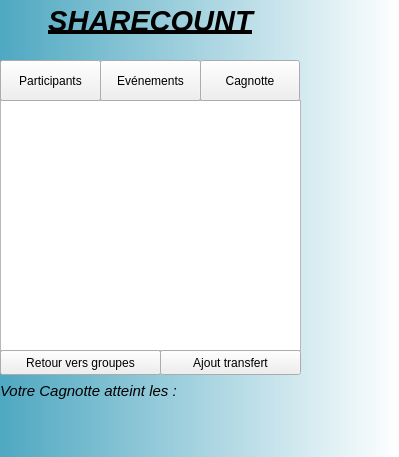
The window that cagnotte.ui (Obsywon/ShareCount) describes before a commit, drawn with Qt 5.
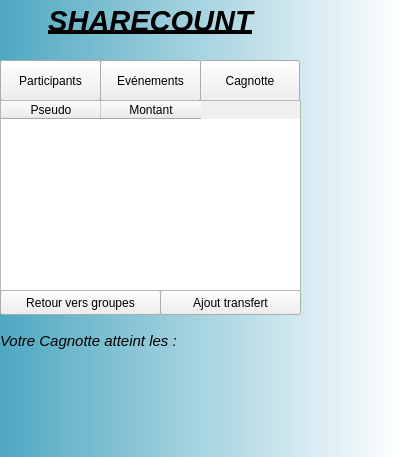
The same window after the commit.

What changed in the file:
```diff
--- a/cagnotte.ui
+++ b/cagnotte.ui
@@ -29,21 +29,11 @@
     <string/>
    </property>
   </widget>
-  <widget class="QListWidget" name="historique">
-   <property name="geometry">
-    <rect>
-     <x>0</x>
-     <y>100</y>
-     <width>301</width>
-     <height>251</height>
-    </rect>
-   </property>
-  </widget>
   <widget class="QLabel" name="txtsum">
    <property name="geometry">
     <rect>
      <x>0</x>
-     <y>380</y>
+     <y>330</y>
      <width>241</width>
      <height>21</height>
     </rect>
@@ -129,7 +119,7 @@
    <property name="geometry">
     <rect>
      <x>0</x>
-     <y>350</y>
+     <y>290</y>
      <width>161</width>
      <height>25</height>
     </rect>
@@ -142,7 +132,7 @@
    <property name="geometry">
     <rect>
      <x>160</x>
-     <y>350</y>
+     <y>290</y>
      <width>141</width>
      <height>25</height>
     </rect>
@@ -151,6 +141,38 @@
     <string>Ajout transfert</string>
    </property>
   </widget>
+  <widget class="QTableWidget" name="historique">
+   <property name="geometry">
+    <rect>
+     <x>0</x>
+     <y>100</y>
+     <width>301</width>
+     <height>191</height>
+    </rect>
+   </property>
+   <property name="baseSize">
+    <size>
+     <width>2</width>
+     <height>0</height>
+    </size>
+   </property>
+   <property name="rowCount">
+    <number>0</number>
+   </property>
+   <property name="columnCount">
+    <number>2</number>
+   </property>
+   <column>
+    <property name="text">
+     <string>Pseudo</string>
+    </property>
+   </column>
+   <column>
+    <property name="text">
+     <string>Montant</string>
+    </property>
+   </column>
+  </widget>
  </widget>
  <resources/>
  <connections/>
```
